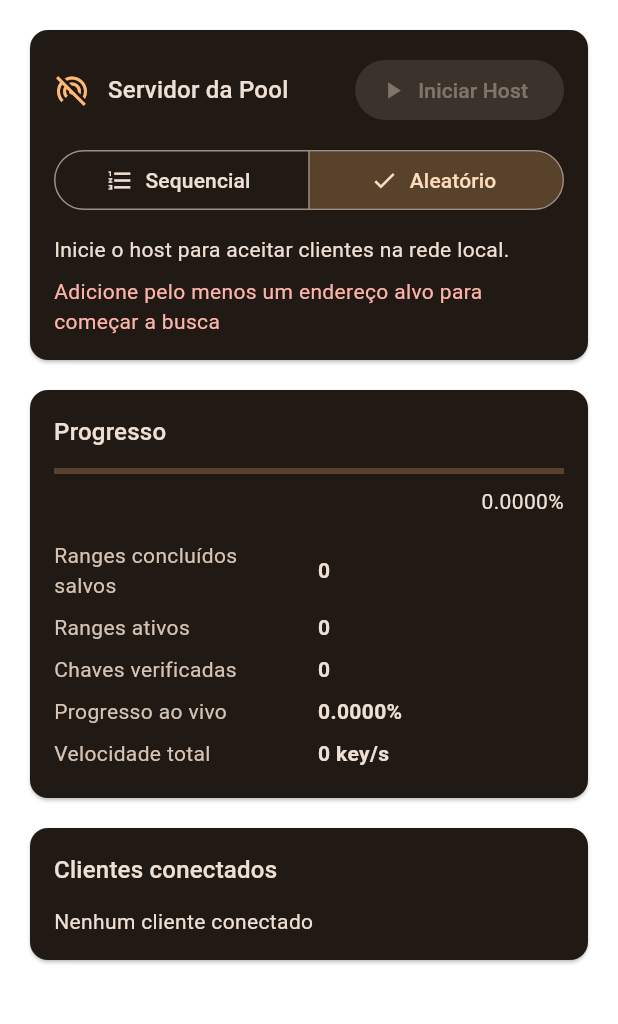
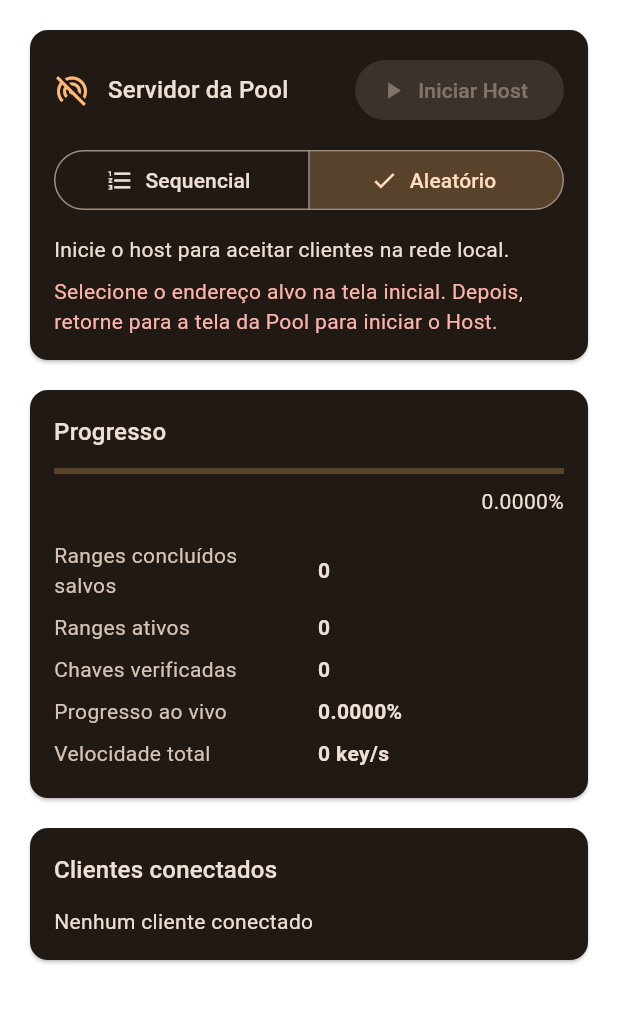
Before and after one commit to Natusm1981/bitfinder-main, a Flutter app: the PoolScreen screen opened directly, after a tap on "Aleatório", on a phone screen of 412 x 824 dp, the part 111-1135 px from its top. Run offline on Flutter 3.47's test engine with Material 3 defaults, Android fonts, the phone set to English and light mode, and no system bars; our stand-ins replace google_mobile_ads, package_info_plus, shared_preferences, sqflite, vibration, wakelock_plus; missing offline and left inert: pointycastle; accounts and stored records are empty; network calls fail.

Commit message:
feat: Update target SDK to 36, enhance localization strings, and implement pool intro dialog for improved user experience

```diff
--- a/lib/l10n/app_localizations.dart
+++ b/lib/l10n/app_localizations.dart
@@ -107,7 +107,8 @@ class AppLocalizations {
       _localizedValues[locale.languageCode]!['pool_host_first_run_connection']!
           .replaceAll('{endpoint}', endpoint);
   String get poolHostFirstRunCompatibility =>
-      _localizedValues[locale.languageCode]!['pool_host_first_run_compatibility']!;
+      _localizedValues[locale
+          .languageCode]!['pool_host_first_run_compatibility']!;
   String poolHostFirstRunRangeMode(String mode) =>
       _localizedValues[locale.languageCode]!['pool_host_first_run_range_mode']!
           .replaceAll('{mode}', mode);
@@ -125,6 +126,20 @@ class AppLocalizations {
       _localizedValues[locale.languageCode]!['pool_info_ranges']!;
   String get poolInfoForeground =>
       _localizedValues[locale.languageCode]!['pool_info_foreground']!;
+  String get poolIntroTitle =>
+      _localizedValues[locale.languageCode]!['pool_intro_title']!;
+  String get poolIntroSummary =>
+      _localizedValues[locale.languageCode]!['pool_intro_summary']!;
+  String get poolIntroHost =>
+      _localizedValues[locale.languageCode]!['pool_intro_host']!;
+  String get poolIntroClients =>
+      _localizedValues[locale.languageCode]!['pool_intro_clients']!;
+  String get poolIntroArchitecture =>
+      _localizedValues[locale.languageCode]!['pool_intro_architecture']!;
+  String get poolIntroRecommendation =>
+      _localizedValues[locale.languageCode]!['pool_intro_recommendation']!;
+  String get poolSelectTargetWarning =>
+      _localizedValues[locale.languageCode]!['pool_select_target_warning']!;
 
   // Key Finder Screen
   String get targetAddress =>
@@ -505,6 +520,19 @@ class AppLocalizations {
           'O modo de envio dos ranges, sequencial ou aleatório, deve ser escolhido antes de iniciar o Host.',
       'pool_info_foreground':
           'A Pool funciona somente em primeiro plano. Enquanto ativa, a tela fica sempre ligada.',
+      'pool_intro_title': 'Como usar a Pool',
+      'pool_intro_summary':
+          'A Pool permite dividir a busca entre vários aparelhos na mesma rede Wi-Fi. Um aparelho organiza o trabalho e os outros ajudam a procurar.',
+      'pool_intro_host':
+          'Use somente um aparelho como Host. Ele é o servidor da Pool: mostra o endereço de conexão, distribui os ranges e acompanha o progresso.',
+      'pool_intro_clients':
+          'Instale o app nos outros aparelhos e use a aba Clientes para conectar ao endereço exibido no Host.',
+      'pool_intro_architecture':
+          'Exemplo: Celular A = Host. Celulares B, C e D = Clientes. Cada cliente recebe um pedaço diferente do range para evitar trabalho repetido.',
+      'pool_intro_recommendation':
+          'Escolha o modo de range no Host antes de iniciar. Mantenha todos na mesma rede Wi-Fi, com a mesma versão do app e em primeiro plano.',
+      'pool_select_target_warning':
+          'Selecione o endereço alvo na tela inicial. Depois, retorne para a tela da Pool para iniciar o Host.',
       'about_app': 'Sobre o Aplicativo',
       'key': 'Chave',
       'about_content':
@@ -722,7 +750,8 @@ class AppLocalizations {
       'pool_start_host': 'Start Host',
       'pool_stop_host': 'Stop Host',
       'pool_host_ready': 'Host is active on the local Wi-Fi network.',
-      'pool_host_stopped': 'Start the host to accept clients on the local network.',
+      'pool_host_stopped':
+          'Start the host to accept clients on the local network.',
       'pool_host_address': 'Host Address',
       'pool_use_current_search_config': 'Current configuration',
       'pool_server_error': 'Server error',
@@ -766,6 +795,19 @@ class AppLocalizations {
           'Range distribution mode, sequential or random, must be selected before starting the Host.',
       'pool_info_foreground':
           'Pool runs only in the foreground. While active, the screen stays awake.',
+      'pool_intro_title': 'How to use the Pool',
+      'pool_intro_summary':
+          'The Pool lets several devices on the same Wi-Fi network share the search. One device organizes the work and the others help search.',
+      'pool_intro_host':
+          'Use only one device as the Host. It is the Pool server: it shows the connection address, distributes ranges, and tracks progress.',
+      'pool_intro_clients':
+          'Install the app on the other devices and use the Clients tab to connect to the address shown by the Host.',
+      'pool_intro_architecture':
+          'Example: Phone A = Host. Phones B, C, and D = Clients. Each client receives a different piece of the range to avoid repeated work.',
+      'pool_intro_recommendation':
+          'Choose the range mode on the Host before starting. Keep all devices on the same Wi-Fi network, with the same app version, and in the foreground.',
+      'pool_select_target_warning':
+          'Select the target address on the Home screen. Then return to the Pool screen to start the Host.',
       'about_app': 'About the App',
       'about_content':
           'Bit Finder is a replica of the BitCrack KeyFinder software, '
@@ -994,7 +1036,8 @@ class AppLocalizations {
       'pool_start_host': 'Iniciar Host',
       'pool_stop_host': 'Detener Host',
       'pool_host_ready': 'Host activo en la red Wi-Fi local.',
-      'pool_host_stopped': 'Inicie el host para aceptar clientes en la red local.',
+      'pool_host_stopped':
+          'Inicie el host para aceptar clientes en la red local.',
       'pool_host_address': 'Dirección del Host',
       'pool_use_current_search_config': 'Configuración actual',
       'pool_server_error': 'Error del servidor',
@@ -1038,6 +1081,19 @@ class AppLocalizations {
           'El modo de envío de rangos, secuencial o aleatorio, debe elegirse antes de iniciar el Host.',
       'pool_info_foreground':
           'La Pool funciona solo en primer plano. Mientras está activa, la pantalla permanece encendida.',
+      'pool_intro_title': 'Cómo usar la Pool',
+      'pool_intro_summary':
+          'La Pool permite dividir la búsqueda entre varios dispositivos en la misma red Wi-Fi. Un dispositivo organiza el trabajo y los otros ayudan a buscar.',
+      'pool_intro_host':
+          'Use solo un dispositivo como Host. Es el servidor de la Pool: muestra la dirección de conexión, distribuye rangos y acompaña el progreso.',
+      'pool_intro_clients':
+          'Instale la app en los otros dispositivos y use la pestaña Clientes para conectar a la dirección mostrada por el Host.',
+      'pool_intro_architecture':
+          'Ejemplo: Celular A = Host. Celulares B, C y D = Clientes. Cada cliente recibe una parte diferente del rango para evitar trabajo repetido.',
+      'pool_intro_recommendation':
+          'Elija el modo de rango en el Host antes de iniciar. Mantenga todos los dispositivos en la misma red Wi-Fi, con la misma versión de la app y en primer plano.',
+      'pool_select_target_warning':
+          'Seleccione la dirección objetivo en la pantalla inicial. Luego vuelva a la pantalla de la Pool para iniciar el Host.',
       'about_app': 'Acerca del Aplicativo',
 
       'target_address': 'Dirección Objetivo',
--- a/lib/screens/pool_screen.dart
+++ b/lib/screens/pool_screen.dart
@@ -1,3 +1,4 @@
+import 'dart:async';
 import 'dart:math' as math;
 
 import 'package:flutter/material.dart';
@@ -27,6 +28,8 @@ class PoolScreen extends StatefulWidget {
 
 class _PoolScreenState extends State<PoolScreen>
     with SingleTickerProviderStateMixin {
+  static const String _poolIntroSeenKey = 'pool_intro_seen';
+
   late final TabController _tabController;
   String? _shownFoundResultSignature;
 
@@ -45,6 +48,7 @@ class _PoolScreenState extends State<PoolScreen>
       context.read<PoolClientService>().setHistoryProvider(
         context.read<HistoryProvider>(),
       );
+      unawaited(_showPoolIntroIfNeeded());
     });
   }
 
@@ -96,9 +100,7 @@ class _PoolScreenState extends State<PoolScreen>
                 icon: Icon(
                   Icons.devices_other,
                   color:
-                        server.isRunning
-                            ? Theme.of(context).disabledColor
-                            : null,
+                      server.isRunning ? Theme.of(context).disabledColor : null,
                 ),
                 text: localizations.poolClients,
               ),
@@ -109,13 +111,8 @@ class _PoolScreenState extends State<PoolScreen>
           child: TabBarView(
             controller: _tabController,
             physics:
-                  server.isRunning
-                      ? const NeverScrollableScrollPhysics()
-                      : null,
-              children: [
-                const _PoolHostTab(),
-                const _PoolClientTab(),
-              ],
+                server.isRunning ? const NeverScrollableScrollPhysics() : null,
+            children: [const _PoolHostTab(), const _PoolClientTab()],
           ),
         ),
       ],
@@ -124,10 +121,7 @@ class _PoolScreenState extends State<PoolScreen>
     if (!widget.showAppBar) return content;
 
     return Scaffold(
-      appBar: AppBar(
-        title: Text(localizations.menuPool),
-        centerTitle: true,
-      ),
+      appBar: AppBar(title: Text(localizations.menuPool), centerTitle: true),
       body: content,
     );
   }
@@ -139,8 +133,72 @@ class _PoolScreenState extends State<PoolScreen>
     _shownFoundResultSignature = signature;
     WidgetsBinding.instance.addPostFrameCallback((_) {
       if (!mounted) return;
-      showPoolKeyFoundDialog(context, result);
+      unawaited(_showAndConsumeFoundResult(result));
     });
+  }
+
+  Future<void> _showPoolIntroIfNeeded() async {
+    final prefs = await SharedPreferences.getInstance();
+    final alreadySeen = prefs.getBool(_poolIntroSeenKey) ?? false;
+    if (alreadySeen || !mounted) return;
+
+    await prefs.setBool(_poolIntroSeenKey, true);
+    if (!mounted) return;
+
+    final localizations = AppLocalizations.of(context);
+    await showDialog<void>(
+      context: context,
+      builder: (dialogContext) {
+        return AlertDialog(
+          title: Text(localizations.poolIntroTitle),
+          content: SingleChildScrollView(
+            child: Column(
+              mainAxisSize: MainAxisSize.min,
+              crossAxisAlignment: CrossAxisAlignment.start,
+              children: [
+                _DialogInfoLine(
+                  icon: Icons.hub_outlined,
+                  text: localizations.poolIntroSummary,
+                ),
+                const SizedBox(height: 12),
+                _DialogInfoLine(
+                  icon: Icons.wifi_tethering,
+                  text: localizations.poolIntroHost,
+                ),
+                const SizedBox(height: 12),
+                _DialogInfoLine(
+                  icon: Icons.devices_other,
+                  text: localizations.poolIntroClients,
+                ),
+                const SizedBox(height: 12),
+                _DialogInfoLine(
+                  icon: Icons.account_tree_outlined,
+                  text: localizations.poolIntroArchitecture,
+                ),
+                const SizedBox(height: 12),
+                _DialogInfoLine(
+                  icon: Icons.tips_and_updates_outlined,
+                  text: localizations.poolIntroRecommendation,
+                ),
+              ],
+            ),
+          ),
+          actions: [
+            TextButton(
+              onPressed: () => Navigator.pop(dialogContext),
+              child: Text(localizations.ok),
+            ),
+          ],
+        );
+      },
+    );
+  }
+
+  Future<void> _showAndConsumeFoundResult(KeySearchResult result) async {
+    await showPoolKeyFoundDialog(context, result);
+    if (!mounted) return;
+    context.read<PoolServerService>().clearFoundResult();
+    context.read<PoolClientService>().clearFoundResult();
   }
 }
 
@@ -365,7 +423,8 @@ class _PoolClientTabState extends State<_PoolClientTab> {
                 maxThreads: performance.maxThreads,
                 isConnecting: client.status == PoolWorkerStatus.connecting,
                 errorMessage: client.errorMessage,
-                onThreadsChanged: (value) => setState(() => _numThreads = value),
+                onThreadsChanged:
+                    (value) => setState(() => _numThreads = value),
                 onConnect: canUseClient ? () => _connect(client) : null,
               ),
           const SizedBox(height: 12),
@@ -477,11 +536,7 @@ class _PoolHostTabState extends State<_PoolHostTab> {
                                 : server.isRunning
                                 ? () => server.stop()
                                 : canStart && canUseHost
-                                 ? () => _startHost(
-                                   context,
-                                   server,
-                                   keyFinder,
-                                 )
+                                ? () => _startHost(context, server, keyFinder)
                                 : null,
                         icon: Icon(
                           server.isRunning ? Icons.stop : Icons.play_arrow,
@@ -528,15 +583,19 @@ class _PoolHostTabState extends State<_PoolHostTab> {
                   if (!canStart && !server.isRunning) ...[
                     const SizedBox(height: 8),
                     Text(
-                      localizations.addTargetWarning,
-                      style: TextStyle(color: Theme.of(context).colorScheme.error),
+                      localizations.poolSelectTargetWarning,
+                      style: TextStyle(
+                        color: Theme.of(context).colorScheme.error,
+                      ),
                     ),
                   ],
                   if (server.errorMessage != null) ...[
                     const SizedBox(height: 8),
                     Text(
                       '${localizations.poolServerError}: ${server.errorMessage}',
-                      style: TextStyle(color: Theme.of(context).colorScheme.error),
+                      style: TextStyle(
+                        color: Theme.of(context).colorScheme.error,
+                      ),
                     ),
                   ],
                   if (server.isRunning) ...[
@@ -653,7 +712,8 @@ class _PoolHostTabState extends State<_PoolHostTab> {
     if (!context.mounted) return;
 
     final localizations = AppLocalizations.of(context);
-    final modeLabel = _distributionMode == PoolDistributionMode.random
+    final modeLabel =
+        _distributionMode == PoolDistributionMode.random
             ? localizations.random
             : localizations.sequential;
     final endpoint =
@@ -748,7 +808,10 @@ class _ClientConnectionForm extends StatelessWidget {
           children: [
             Row(
               children: [
-                Icon(Icons.link_off, color: Theme.of(context).colorScheme.primary),
+                Icon(
+                  Icons.link_off,
+                  color: Theme.of(context).colorScheme.primary,
+                ),
                 const SizedBox(width: 12),
                 Expanded(
                   child: Text(
@@ -942,7 +1005,8 @@ class _ConnectedClientSummary extends StatelessWidget {
                       ),
                       _CompactMetricRow(
                         label: localizations.poolPort,
-                        value: (client.port ?? PoolServerService.defaultPort)
+                        value:
+                            (client.port ?? PoolServerService.defaultPort)
                                 .toString(),
                       ),
                       _CompactMetricRow(
@@ -1019,7 +1083,9 @@ class TemperatureMonitorCard extends StatelessWidget {
       height: 150,
       padding: const EdgeInsets.all(12),
       decoration: BoxDecoration(
-        color: Theme.of(context).colorScheme.surfaceContainerHighest.withAlpha(90),
+        color: Theme.of(
+          context,
+        ).colorScheme.surfaceContainerHighest.withAlpha(90),
         borderRadius: BorderRadius.circular(12),
         border: Border.all(color: Theme.of(context).dividerColor),
       ),
@@ -1214,7 +1280,9 @@ class _InfoRow extends StatelessWidget {
           Expanded(
             child: Text(
               label,
-              style: TextStyle(color: Theme.of(context).colorScheme.onSurfaceVariant),
+              style: TextStyle(
+                color: Theme.of(context).colorScheme.onSurfaceVariant,
+              ),
             ),
           ),
           const SizedBox(width: 12),
--- a/lib/screens/settings_screen.dart
+++ b/lib/screens/settings_screen.dart
@@ -167,7 +167,7 @@ class _SettingsScreenState extends State<SettingsScreen> {
           ),
           ListTile(
             leading: const Icon(Icons.device_hub_outlined),
-            title: Text(AppLocalizations.of(context).poolInfoTitle),
+            title: Text(AppLocalizations.of(context).poolIntroTitle),
             subtitle: Text(AppLocalizations.of(context).poolInfoSubtitle),
             trailing: const Icon(Icons.info_outline),
             onTap: () => _showPoolInfoDialog(context),
@@ -388,36 +388,38 @@ class _SettingsScreenState extends State<SettingsScreen> {
       context: context,
       builder: (dialogContext) {
         return AlertDialog(
-          title: Text(l10n.poolInfoTitle),
-          content: Column(
+          title: Text(l10n.poolIntroTitle),
+          content: SingleChildScrollView(
+            child: Column(
               mainAxisSize: MainAxisSize.min,
               crossAxisAlignment: CrossAxisAlignment.start,
               children: [
                 _PoolInfoLine(
+                  icon: Icons.hub_outlined,
+                  text: l10n.poolIntroSummary,
+                ),
+                const SizedBox(height: 12),
+                _PoolInfoLine(
                   icon: Icons.wifi_tethering,
-                text: l10n.poolInfoHost,
+                  text: l10n.poolIntroHost,
                 ),
                 const SizedBox(height: 12),
                 _PoolInfoLine(
                   icon: Icons.devices_other,
-                text: l10n.poolInfoClient,
+                  text: l10n.poolIntroClients,
                 ),
                 const SizedBox(height: 12),
                 _PoolInfoLine(
-                icon: Icons.verified_user_outlined,
-                text: l10n.poolInfoCompatibility,
+                  icon: Icons.account_tree_outlined,
+                  text: l10n.poolIntroArchitecture,
                 ),
                 const SizedBox(height: 12),
                 _PoolInfoLine(
-                icon: Icons.call_split,
-                text: l10n.poolInfoRanges,
-              ),
-              const SizedBox(height: 12),
-              _PoolInfoLine(
-                icon: Icons.visibility,
-                text: l10n.poolInfoForeground,
+                  icon: Icons.tips_and_updates_outlined,
+                  text: l10n.poolIntroRecommendation,
                 ),
               ],
+            ),
           ),
           actions: [
             TextButton(
--- a/lib/services/pool_client_service.dart
+++ b/lib/services/pool_client_service.dart
@@ -56,6 +56,12 @@ class PoolClientService extends ChangeNotifier with WidgetsBindingObserver {
 
   void setHistoryProvider(HistoryProvider provider) {
     _historyProvider = provider;
+  }
+
+  void clearFoundResult() {
+    if (_foundResult == null) return;
+    _foundResult = null;
+    notifyListeners();
   }
 
   PoolWorkerStatus get status => _status;
--- a/lib/services/pool_server_service.dart
+++ b/lib/services/pool_server_service.dart
@@ -46,6 +46,12 @@ class PoolServerService extends ChangeNotifier with WidgetsBindingObserver {
 
   void setHistoryProvider(HistoryProvider provider) {
     _historyProvider = provider;
+  }
+
+  void clearFoundResult() {
+    if (_foundResult == null) return;
+    _foundResult = null;
+    notifyListeners();
   }
 
   bool get isRunning => _serverSocket != null;
--- a/pubspec.yaml
+++ b/pubspec.yaml
@@ -1,7 +1,7 @@
 name: bit_finder
 description: "Bit Finder - A replica of BitCrack KeyFinder for Bitcoin private key challenge searching"
 publish_to: 'none'
-version: 2.0.0+17
+version: 2.0.0+18
 
 environment:
   sdk: ^3.7.2
```
Also changed, not shown: 1 other file. Lines whose indentation alone changed are shown as unchanged.
